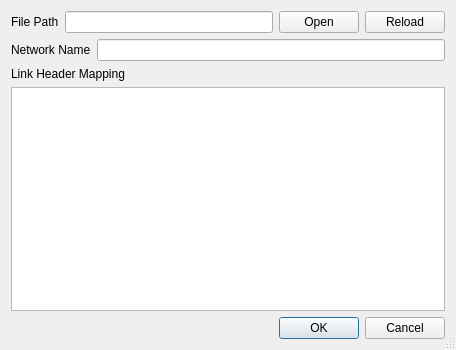
First picture: the form in nezzle/ui/ui_opennetworkdialog.ui, repository dwgoon/nezzle, before the edit.
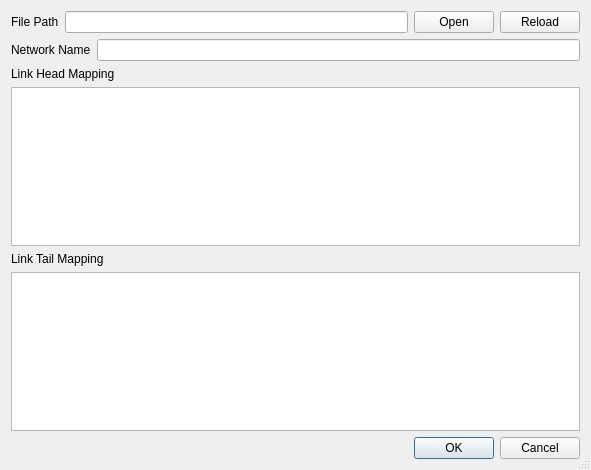
Second picture: the form after the edit.

```diff
--- a/nezzle/ui/ui_opennetworkdialog.ui
+++ b/nezzle/ui/ui_opennetworkdialog.ui
@@ -6,8 +6,8 @@
    <rect>
     <x>0</x>
     <y>0</y>
-    <width>456</width>
-    <height>350</height>
+    <width>591</width>
+    <height>470</height>
    </rect>
   </property>
   <property name="sizePolicy">
@@ -84,12 +84,47 @@
       </sizepolicy>
      </property>
      <property name="text">
-      <string>Link Header Mapping</string>
+      <string>Link Head Mapping</string>
      </property>
     </widget>
    </item>
    <item>
-    <widget class="QTableWidget" name="ui_linkHeaderMappingTable">
+    <widget class="QTableWidget" name="ui_linkHeadMappingTable">
+     <property name="sizePolicy">
+      <sizepolicy hsizetype="Expanding" vsizetype="Expanding">
+       <horstretch>0</horstretch>
+       <verstretch>0</verstretch>
+      </sizepolicy>
+     </property>
+     <property name="sizeAdjustPolicy">
+      <enum>QAbstractScrollArea::AdjustIgnored</enum>
+     </property>
+     <property name="alternatingRowColors">
+      <bool>true</bool>
+     </property>
+     <property name="sortingEnabled">
+      <bool>true</bool>
+     </property>
+     <attribute name="horizontalHeaderCascadingSectionResizes">
+      <bool>false</bool>
+     </attribute>
+    </widget>
+   </item>
+   <item>
+    <widget class="QLabel" name="ui_labelLinkTailMapping">
+     <property name="sizePolicy">
+      <sizepolicy hsizetype="Expanding" vsizetype="Preferred">
+       <horstretch>0</horstretch>
+       <verstretch>0</verstretch>
+      </sizepolicy>
+     </property>
+     <property name="text">
+      <string>Link Tail Mapping</string>
+     </property>
+    </widget>
+   </item>
+   <item>
+    <widget class="QTableWidget" name="ui_linkTailMappingTable">
      <property name="sizePolicy">
       <sizepolicy hsizetype="Expanding" vsizetype="Expanding">
        <horstretch>0</horstretch>
```
Left out of the diff: 2 changed lines with no effect on the pictures.
